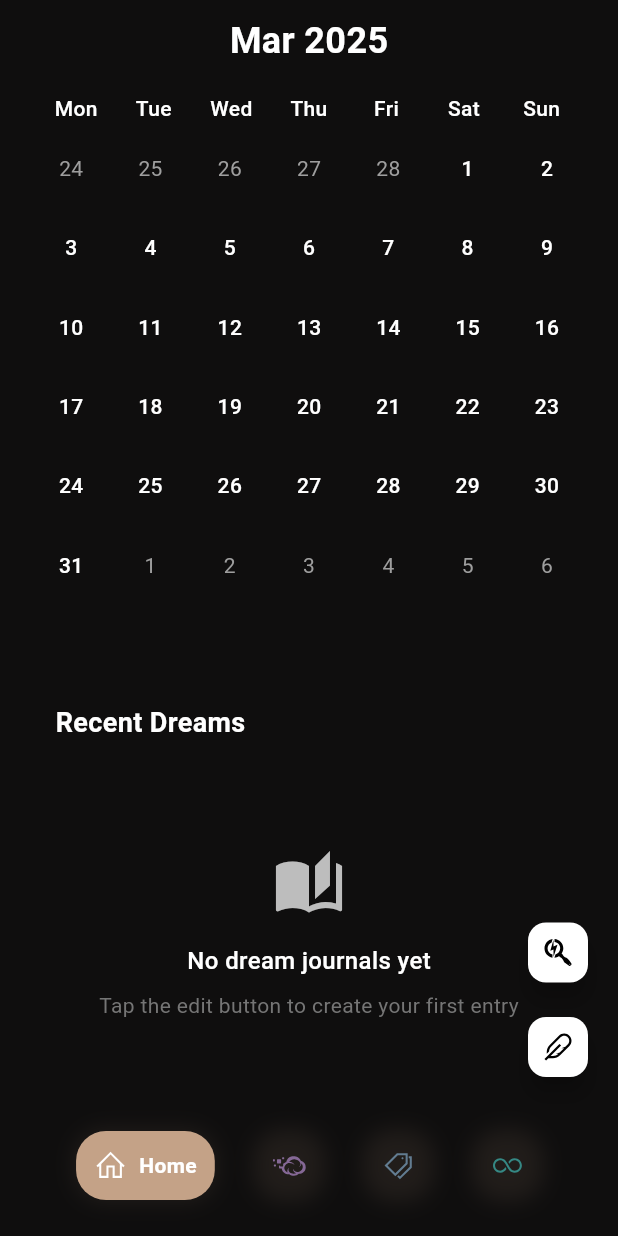
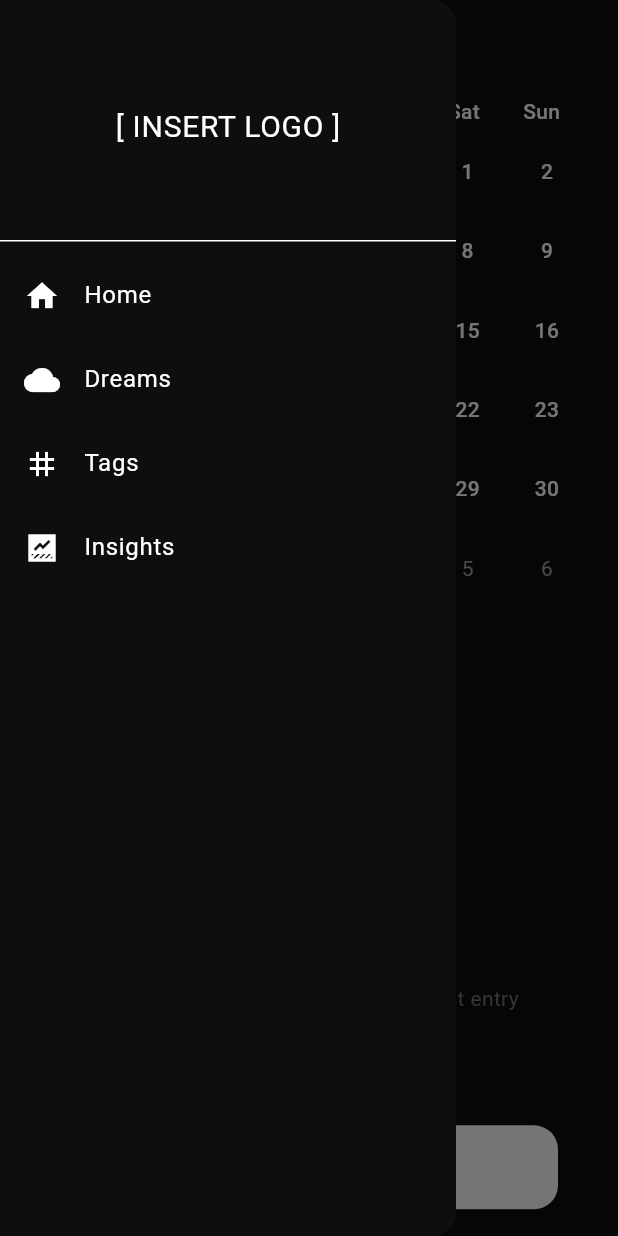
Before and after one commit to sequitria/Dream-Mapper, a Flutter app: the screen it shows after launch, with the side drawer open (before the commit the screen has no drawer), on a phone screen of 412 x 824 dp. Run offline on Flutter 3.47's test engine with Material 3 defaults, Android fonts, the phone set to English and light mode, and no system bars; drawn by our look-alikes of google_nav_bar; our stand-ins replace isar, line_icons; accounts and stored records are empty; generated files the repository leaves out were written again.

Commit message:
Removed nav_bar and replaced with drawer, Added placeholder pages, HomePage layout looks nice with new FAB

```diff
--- a/lib/pages/home_page.dart
+++ b/lib/pages/home_page.dart
@@ -1,10 +1,12 @@
+import 'package:dream_mapper/pages/create_journal_page.dart';
 import 'package:dream_mapper/services/journal_display_data_controller.dart';
 import 'package:dream_mapper/services/journal_services.dart';
-import 'package:dream_mapper/util/floating_buttons.dart';
+import 'package:dream_mapper/util/my_drawer.dart';
 import 'package:dream_mapper/widgets/nav_bar.dart';
 import 'package:dream_mapper/widgets/calendar.dart';
 import 'package:dream_mapper/widgets/journal_scroll.dart';
 import 'package:flutter/material.dart';
+import 'package:line_icons/line_icons.dart';
 
 class HomePage extends StatefulWidget {
   const HomePage({super.key});
@@ -19,25 +21,55 @@ class _HomePageState extends State<HomePage> {
   @override
   Widget build(BuildContext context) {
     return Scaffold(
-      //backgroundColor: const Color.fromARGB(221, 26, 2, 2),
-      body: Column(
-        children: [
-          Expanded(flex: 5, child: Calendar()),
-          Expanded(
-            flex: 3,
-            child: JournalScroll(controller: _controller)
-          ),
-
-          // SizedBox(
-          //   height: 100,
-          // )
-        ],
-      ),
-      // Make a journal viewer
-
-      floatingActionButton: FloatingButtons(),
-      bottomNavigationBar: SafeArea(child: NavBar(),
+      drawer: MyDrawer(),
+      body: SafeArea(
+        child: Column(
+          children: [
+            Builder(builder: (context) {
+              return Expanded(
+                  flex: 5,
+                  child: Calendar(openDrawer: () {
+                    Scaffold.of(context).openDrawer();
+                  }));
+            }),
+            Expanded(flex: 3, child: JournalScroll(controller: _controller)),
+            Expanded(
+              flex: 1,
+              child: Center(
+                child: Padding(
+                  padding: const EdgeInsets.symmetric(horizontal: 40.0),
+                  child: SizedBox(
+                    width: double.infinity,
+                    child: FloatingActionButton.extended(
+                      heroTag: 'create_journal_button',
+                      icon: const Icon(LineIcons.feather),
+                      label: const Text('NEW JOURNAL'),
+                      onPressed: () {
+                        Navigator.of(context).push(_createRoute());
+                      },
+                    ),
+                  ),
+                ),
+              ),
+            ),
+          ],
+        ),
       ),
     );
   }
 }
+
+// Creates the route for create journal page
+Route _createRoute() {
+  return PageRouteBuilder(
+    opaque: false,
+    pageBuilder: (context, animation, secondaryAnimation) =>
+        CreateJournalPage(),
+    transitionsBuilder: (context, animation, secondaryAnimation, child) {
+      return FadeTransition(
+        opacity: animation,
+        child: child,
+      );
+    },
+  );
+}
--- /dev/null
+++ b/lib/util/my_drawer.dart
@@ -0,0 +1,59 @@
+import 'package:dream_mapper/pages/dreams_page.dart';
+import 'package:dream_mapper/pages/home_page.dart';
+import 'package:dream_mapper/pages/insights_page.dart';
+import 'package:dream_mapper/pages/tags_page.dart';
+import 'package:flutter/material.dart';
+
+class MyDrawer extends StatelessWidget {
+  const MyDrawer({super.key});
+
+  @override
+  Widget build(BuildContext context) {
+    return Drawer(
+      child: Container(
+        child: ListView(
+          children: [
+            DrawerHeader(
+                child: Center(
+                    child: Text(
+              "[ INSERT LOGO ]",
+              style: TextStyle(fontSize: 20),
+            ))),
+            ListTile(
+              leading: Icon(Icons.home),
+              title: Text("Home"),
+              onTap: () {
+                Navigator.of(context)
+                    .push(MaterialPageRoute(builder: (context) => HomePage()));
+              },
+            ),
+            ListTile(
+              leading: Icon(Icons.cloud),
+              title: Text("Dreams"),
+              onTap: () {
+                Navigator.of(context).push(
+                    MaterialPageRoute(builder: (context) => DreamsPage()));
+              },
+            ),
+            ListTile(
+              leading: Icon(Icons.tag),
+              title: Text("Tags"),
+              onTap: () {
+                Navigator.of(context)
+                    .push(MaterialPageRoute(builder: (context) => TagsPage()));
+              },
+            ),
+            ListTile(
+              leading: Icon(Icons.data_thresholding_sharp),
+              title: Text("Insights"),
+              onTap: () {
+                Navigator.of(context).push(
+                    MaterialPageRoute(builder: (context) => InsightsPage()));
+              },
+            )
+          ],
+        ),
+      ),
+    );
+  }
+}
--- a/lib/widgets/calendar.dart
+++ b/lib/widgets/calendar.dart
@@ -4,7 +4,11 @@ import 'package:flutter/material.dart';
 
 // lib/widgets/calendar.dart
 class Calendar extends StatefulWidget {
-  const Calendar({super.key});
+  final VoidCallback openDrawer;
+  const Calendar({
+    super.key,
+    required this.openDrawer
+  });
 
   @override
   State<Calendar> createState() => _CalendarState();
@@ -38,27 +42,25 @@ class _CalendarState extends State<Calendar> {
 
   @override
   Widget build(BuildContext context) {
-    return Padding(
+    return Scaffold(
+      appBar: AppBar(
+        title: Text(
+          '${_calendarService.getMonthName(_currentMonth.month)} ${_currentMonth.year}',
+          style: const TextStyle(
+            fontSize: 22,
+            fontWeight: FontWeight.w400,
+          ),
+        ),
+        leading: GestureDetector(
+          onTap: widget.openDrawer,
+          child: Icon(Icons.menu),
+        ),
+      ),
+      body: Padding(
         padding: const EdgeInsets.symmetric(horizontal: 25),
         child: SafeArea(
           child: Column(
             children: [
-              // MONTH AND YEAR
-              Padding(
-                padding: const EdgeInsets.symmetric(vertical: 10.0),
-                child: Row(
-                  mainAxisAlignment: MainAxisAlignment.center,
-                  children: [
-                    Text(
-                      '${_calendarService.getMonthName(_currentMonth.month)} ${_currentMonth.year}',
-                      style: const TextStyle(
-                        fontSize: 24,
-                        fontWeight: FontWeight.bold,
-                      ),
-                    ),
-                  ],
-                ),
-              ),
               // ROW OF WEEKDAYS
               Padding(
                 padding: const EdgeInsets.symmetric(vertical: 8.0),
@@ -104,6 +106,7 @@ class _CalendarState extends State<Calendar> {
             ],
           ),
         ),
+      ),
     );
   }
 
```
Also changed, not shown: lib/pages/dreams_page.dart (added, +24 -0 lines), lib/pages/insights_page.dart (added, +24 -0 lines), lib/pages/tags_page.dart (added, +24 -0 lines), lib/widgets/nav_bar.dart (+96 -9 lines).
